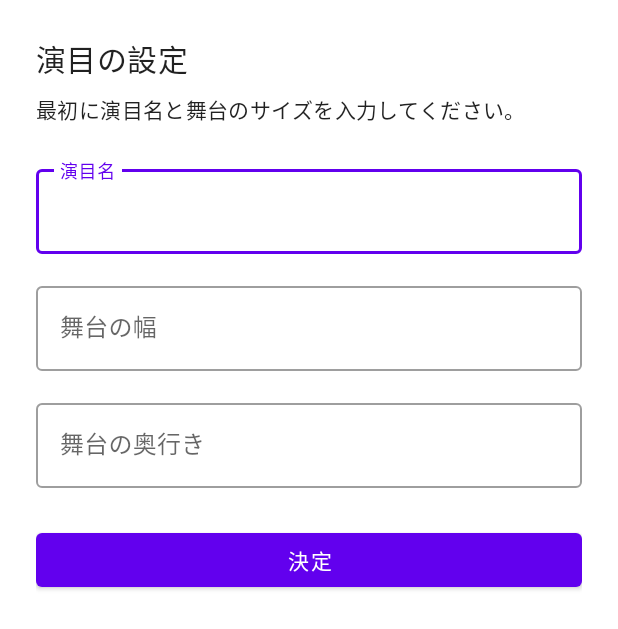
After one commit to riko111/PosiMap, an Android app: the layout activity_main.xml on its own in the app's theme, with its tools: preview values and no code run, on a phone screen of 412 x 824 dp. The commit adds this screen. Shown: the top 629 px of the screen. Run offline under Robolectric (Android 15) with nearby library versions, the phone set to English and light mode, and no system bars.

Commit message:
Add first launch performance setup screen

```diff
--- /dev/null
+++ b/androidApp/src/main/res/layout/activity_main.xml
@@ -0,0 +1,122 @@
+<?xml version="1.0" encoding="utf-8"?>
+<ScrollView xmlns:android="http://schemas.android.com/apk/res/android"
+    xmlns:app="http://schemas.android.com/apk/res-auto"
+    android:layout_width="match_parent"
+    android:layout_height="match_parent"
+    android:fillViewport="true">
+
+    <LinearLayout
+        android:layout_width="match_parent"
+        android:layout_height="wrap_content"
+        android:orientation="vertical"
+        android:padding="24dp">
+
+        <LinearLayout
+            android:id="@+id/formContainer"
+            android:layout_width="match_parent"
+            android:layout_height="wrap_content"
+            android:orientation="vertical">
+
+            <TextView
+                android:layout_width="wrap_content"
+                android:layout_height="wrap_content"
+                android:paddingBottom="8dp"
+                android:text="@string/performance_setup_title"
+                android:textAppearance="@style/TextAppearance.MaterialComponents.Headline6" />
+
+            <TextView
+                android:layout_width="wrap_content"
+                android:layout_height="wrap_content"
+                android:paddingBottom="24dp"
+                android:text="@string/performance_setup_description"
+                android:textAppearance="@style/TextAppearance.MaterialComponents.Body2" />
+
+            <com.google.android.material.textfield.TextInputLayout
+                android:id="@+id/performanceTitleLayout"
+                style="@style/Widget.MaterialComponents.TextInputLayout.OutlinedBox"
+                android:layout_width="match_parent"
+                android:layout_height="wrap_content"
+                android:hint="@string/performance_title_label"
+                android:paddingBottom="16dp"
+                app:endIconMode="clear_text">
+
+                <com.google.android.material.textfield.TextInputEditText
+                    android:id="@+id/performanceTitleInput"
+                    android:layout_width="match_parent"
+                    android:layout_height="wrap_content"
+                    android:imeOptions="actionNext"
+                    android:inputType="textCapSentences" />
+            </com.google.android.material.textfield.TextInputLayout>
+
+            <com.google.android.material.textfield.TextInputLayout
+                android:id="@+id/stageWidthLayout"
+                style="@style/Widget.MaterialComponents.TextInputLayout.OutlinedBox"
+                android:layout_width="match_parent"
+                android:layout_height="wrap_content"
+                android:hint="@string/stage_width_label"
+                android:paddingBottom="16dp">
+
+                <com.google.android.material.textfield.TextInputEditText
+                    android:id="@+id/stageWidthInput"
+                    android:layout_width="match_parent"
+                    android:layout_height="wrap_content"
+                    android:imeOptions="actionNext"
+                    android:inputType="number" />
+            </com.google.android.material.textfield.TextInputLayout>
+
+            <com.google.android.material.textfield.TextInputLayout
+                android:id="@+id/stageHeightLayout"
+                style="@style/Widget.MaterialComponents.TextInputLayout.OutlinedBox"
+                android:layout_width="match_parent"
+                android:layout_height="wrap_content"
+                android:hint="@string/stage_height_label"
+                android:paddingBottom="24dp">
+
+                <com.google.android.material.textfield.TextInputEditText
+                    android:id="@+id/stageHeightInput"
+                    android:layout_width="match_parent"
+                    android:layout_height="wrap_content"
+                    android:imeOptions="actionDone"
+                    android:inputType="number" />
+            </com.google.android.material.textfield.TextInputLayout>
+
+            <Button
+                android:id="@+id/saveButton"
+                style="@style/Widget.MaterialComponents.Button"
+                android:layout_width="match_parent"
+                android:layout_height="wrap_content"
+                android:text="@string/setup_submit" />
+        </LinearLayout>
+
+        <LinearLayout
+            android:id="@+id/summaryContainer"
+            android:layout_width="match_parent"
+            android:layout_height="wrap_content"
+            android:layout_marginTop="16dp"
+            android:orientation="vertical"
+            android:visibility="gone">
+
+            <TextView
+                android:id="@+id/summaryTitle"
+                android:layout_width="wrap_content"
+                android:layout_height="wrap_content"
+                android:paddingBottom="8dp"
+                android:textAppearance="@style/TextAppearance.MaterialComponents.Subtitle1" />
+
+            <TextView
+                android:id="@+id/summaryStage"
+                android:layout_width="wrap_content"
+                android:layout_height="wrap_content"
+                android:paddingBottom="16dp"
+                android:textAppearance="@style/TextAppearance.MaterialComponents.Body1" />
+
+            <Button
+                android:id="@+id/editButton"
+                style="@style/Widget.MaterialComponents.OutlinedButton"
+                android:layout_width="wrap_content"
+                android:layout_height="wrap_content"
+                android:text="@string/edit_button" />
+        </LinearLayout>
+
+    </LinearLayout>
+</ScrollView>
--- /dev/null
+++ b/androidApp/src/main/res/values/strings.xml
@@ -0,0 +1,15 @@
+<?xml version="1.0" encoding="utf-8"?>
+<resources>
+    <string name="app_name">立ち位置くん</string>
+    <string name="performance_setup_title">演目の設定</string>
+    <string name="performance_setup_description">最初に演目名と舞台のサイズを入力してください。</string>
+    <string name="performance_title_label">演目名</string>
+    <string name="stage_width_label">舞台の幅</string>
+    <string name="stage_height_label">舞台の奥行き</string>
+    <string name="setup_submit">決定</string>
+    <string name="summary_title_format">演目名: %1$s</string>
+    <string name="summary_stage_format">舞台サイズ: 幅%1$d × 奥行き%2$d</string>
+    <string name="edit_button">編集</string>
+    <string name="input_error_required">必須項目です</string>
+    <string name="input_error_positive_number">1以上の数値を入力してください</string>
+</resources>
```
Also changed, not shown: androidApp/src/main/kotlin/com/isoffice/posimap/android/MainActivity.kt (+103 -23 lines).
